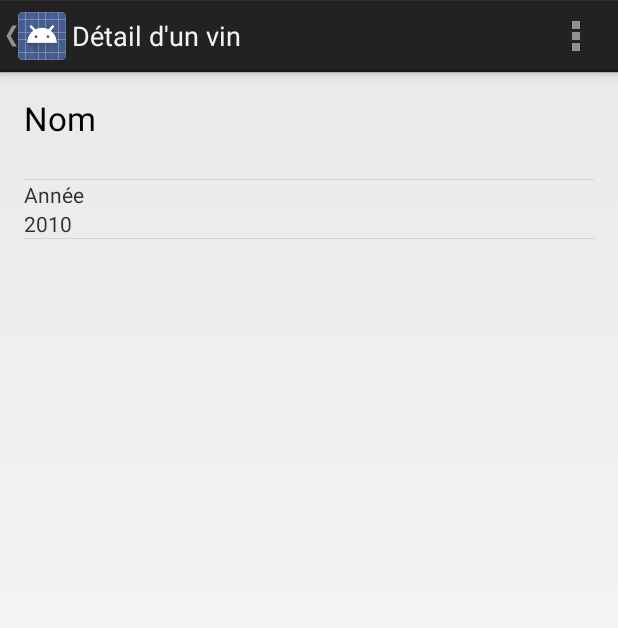
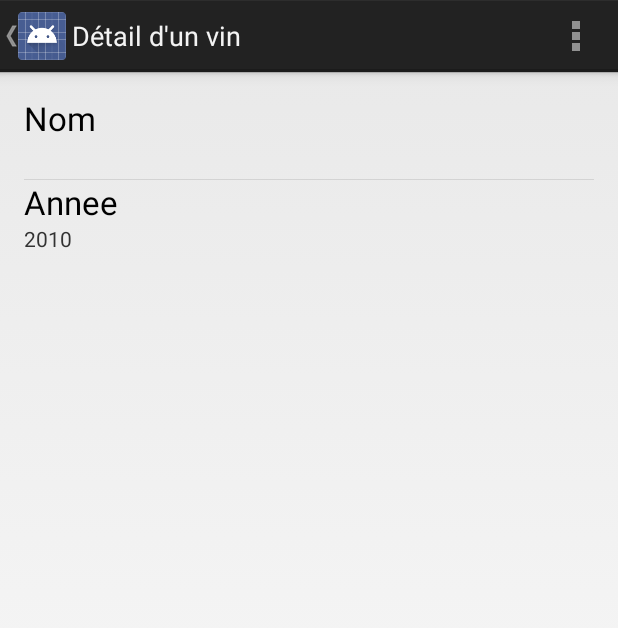
Before and after one commit to srigot/MaCaveAlpha, an Android app: the DetailVinActivity screen opened directly, with no data from a screen before it, on a phone screen of 412 x 824 dp. Shown: the top 628 px of the screen. Run offline under Robolectric (Android 15) with nearby library versions, the phone set to English and light mode, and no system bars.

Commit message:
Initial Commit

```diff
--- a/MaCaveBeta/src/main/java/com/rigot/macavebeta/InfoVinAdapter.java
+++ b/MaCaveBeta/src/main/java/com/rigot/macavebeta/InfoVinAdapter.java
@@ -12,7 +12,9 @@ import java.util.ArrayList;
 import java.util.List;
 
 /**
- * Created by Seb on 11/11/13.
+ * Projet : ${PROJECT_NAME}
+ * Cree par : Seb
+ * Date : 11/11/13
  */
 public class InfoVinAdapter extends BaseAdapter {
     private Context contexte ;
@@ -42,7 +44,7 @@ public class InfoVinAdapter extends BaseAdapter {
         liste.add(new ElementInfoVinTitre(vin.getNom()));
 
         // Ajout de la premiere ligne
-        liste.add(new ElementInfoVinChaine<String>("Année", "2010")) ;
+        liste.add(new ElementInfoVinChaine<String>("Annee", "2010")) ;
      }
 
     @Override
@@ -70,9 +72,9 @@ public class InfoVinAdapter extends BaseAdapter {
             layout = el.getLayout() ;
         }
 
-        if (convertView == null) {
+//        if (convertView == null) {
             convertView = inflater.inflate(layout, null) ;
-        }
+ //       }
 
         if (el != null) {
             el.remplirChamps(convertView) ;
--- a/MaCaveBeta/src/main/res/layout/item_det_chaine.xml
+++ b/MaCaveBeta/src/main/res/layout/item_det_chaine.xml
@@ -6,6 +6,7 @@
 
     <TextView
         android:id="@+id/detGen1"
+        android:textAppearance="?android:attr/textAppearanceLarge"
         android:layout_width="fill_parent"
         android:layout_height="wrap_content" />
 
--- a/MaCaveBeta/src/main/res/layout/item_det_titre.xml
+++ b/MaCaveBeta/src/main/res/layout/item_det_titre.xml
@@ -1,7 +1,7 @@
 <?xml version="1.0" encoding="utf-8"?>
 
 <LinearLayout xmlns:android="http://schemas.android.com/apk/res/android"
-    android:orientation="vertical" android:layout_width="match_parent"
+    android:orientation="vertical" android:layout_width="fill_parent"
     android:layout_height="match_parent">
 
     <TextView
```
